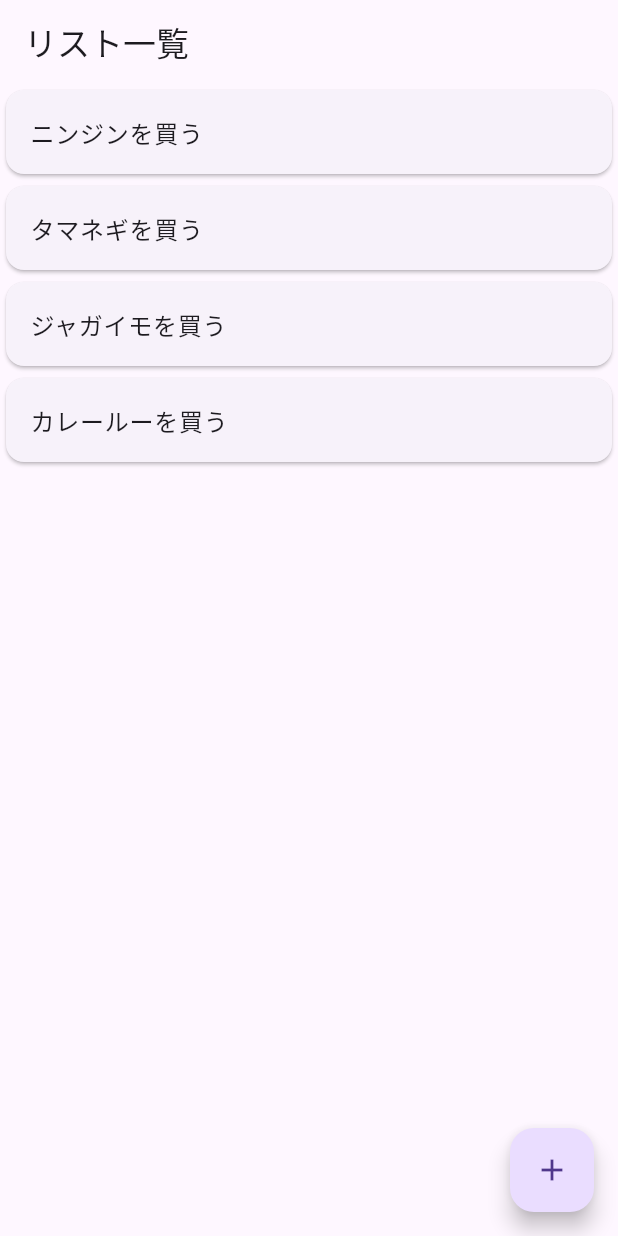
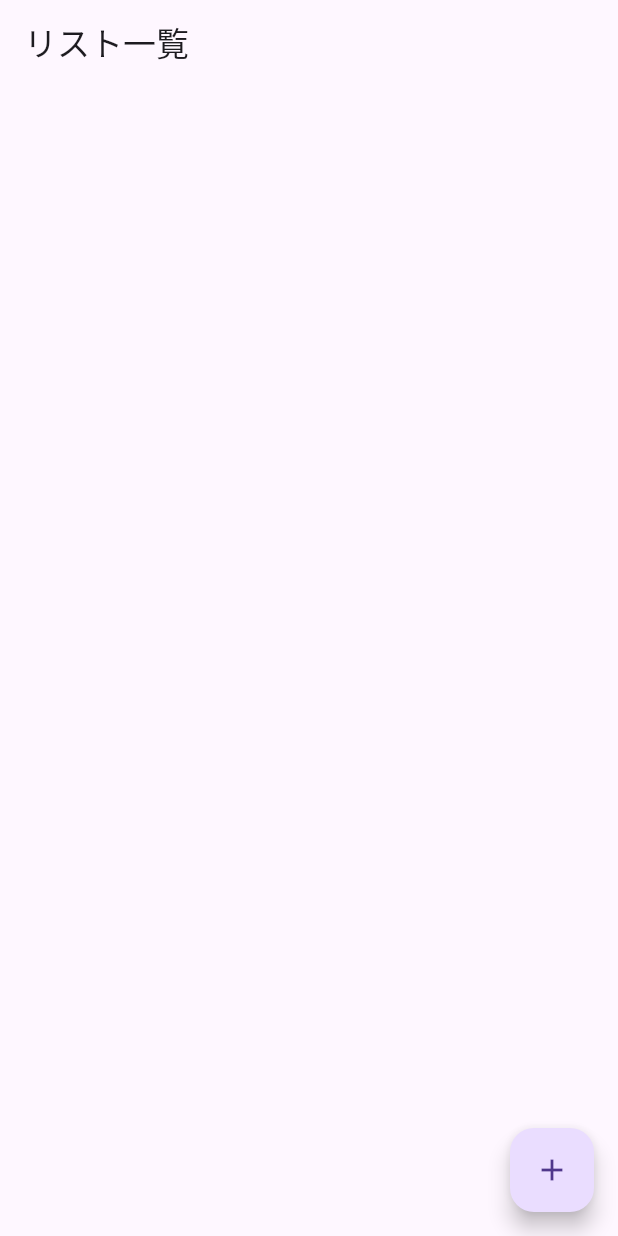
Before and after one commit to SHIMIZUYUTO/Todo_Practice, a Flutter app: the screen it shows after launch, on a phone screen of 412 x 824 dp. Run offline on Flutter 3.47's test engine with Material 3 defaults, Android fonts, the phone set to English and light mode, and no system bars.

Commit message:
Todoアプリ一旦完成

```diff
--- a/todo/lib/main.dart
+++ b/todo/lib/main.dart
@@ -20,7 +20,15 @@ class MyTodoApp extends StatelessWidget {
 }
 
 // リスト一覧画面用Widget
-class TodoListPage extends StatelessWidget {
+class TodoListPage extends StatefulWidget {
+  @override
+  _TodoListPageState createState() => _TodoListPageState();
+}
+
+class _TodoListPageState extends State<TodoListPage> {
+  // Todoリストのデータ
+  List<String> todoList = [];
+
   @override
   Widget build(BuildContext context) {
     return Scaffold(
@@ -28,31 +36,16 @@ class TodoListPage extends StatelessWidget {
       appBar: AppBar(
         title: Text('リスト一覧'),
       ),
-      // ListViewを使いリスト一覧を表示
-      body: ListView(
-        children: <Widget>[
-          // CardとListTileを使い、簡単に整ったUIを作成
-          Card(
+      // データを元にListViewを作成
+      body: ListView.builder(
+        itemCount: todoList.length,
+        itemBuilder: (context,index) {
+          return Card(
             child: ListTile(
-              title: Text('ニンジンを買う'),
+              title: Text(todoList[index]),
             ),
-          ),
-          Card(
-            child: ListTile(
-              title: Text('タマネギを買う'),
-            ),
-          ),
-          Card(
-            child: ListTile(
-              title: Text('ジャガイモを買う'),
-            ),
-          ),
-          Card(
-            child: ListTile(
-              title: Text('カレールーを買う'),
-            ),
-          ),
-        ],
+          );
+        },
       ),
       floatingActionButton: FloatingActionButton(
         onPressed: () async {
@@ -66,6 +59,9 @@ class TodoListPage extends StatelessWidget {
           );
           if(newListText != null){
             // キャンセルした場合は newListText は null となるので注意
+            setState(() {
+              todoList.add(newListText);
+            });
           }
         },
         child: Icon(Icons.add),
@@ -74,6 +70,7 @@ class TodoListPage extends StatelessWidget {
   }
 }
 
+// リスト追加画面用Widget
 class TodoAddPage extends StatefulWidget {
   @override
   _TodoAddPageState createState() => _TodoAddPageState();
```
